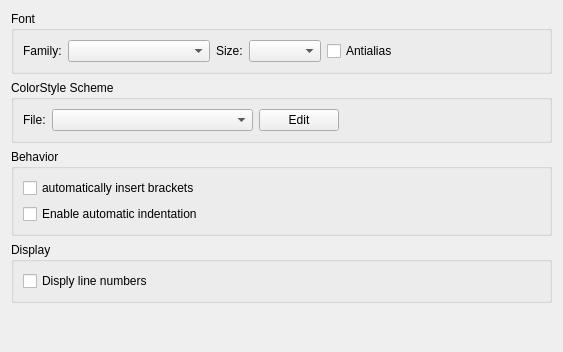
Before: the Qt Designer form liteidex/src/plugins/liteeditor/liteeditoroption.ui in seanxyh/liteide, drawn with Qt 5.
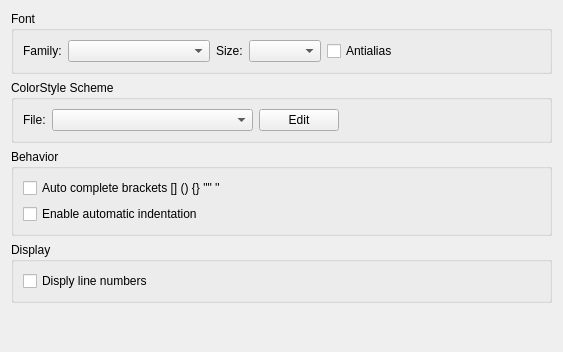
After: the same form once the commit is applied.

Patch:
```diff
--- a/liteidex/src/plugins/liteeditor/liteeditoroption.ui
+++ b/liteidex/src/plugins/liteeditor/liteeditoroption.ui
@@ -132,7 +132,7 @@
       <item>
        <widget class="QCheckBox" name="autoBracesCheckBox">
         <property name="text">
-         <string>automatically insert brackets</string>
+         <string>Auto complete brackets [] () {} &quot;&quot; ''</string>
         </property>
        </widget>
       </item>
```
